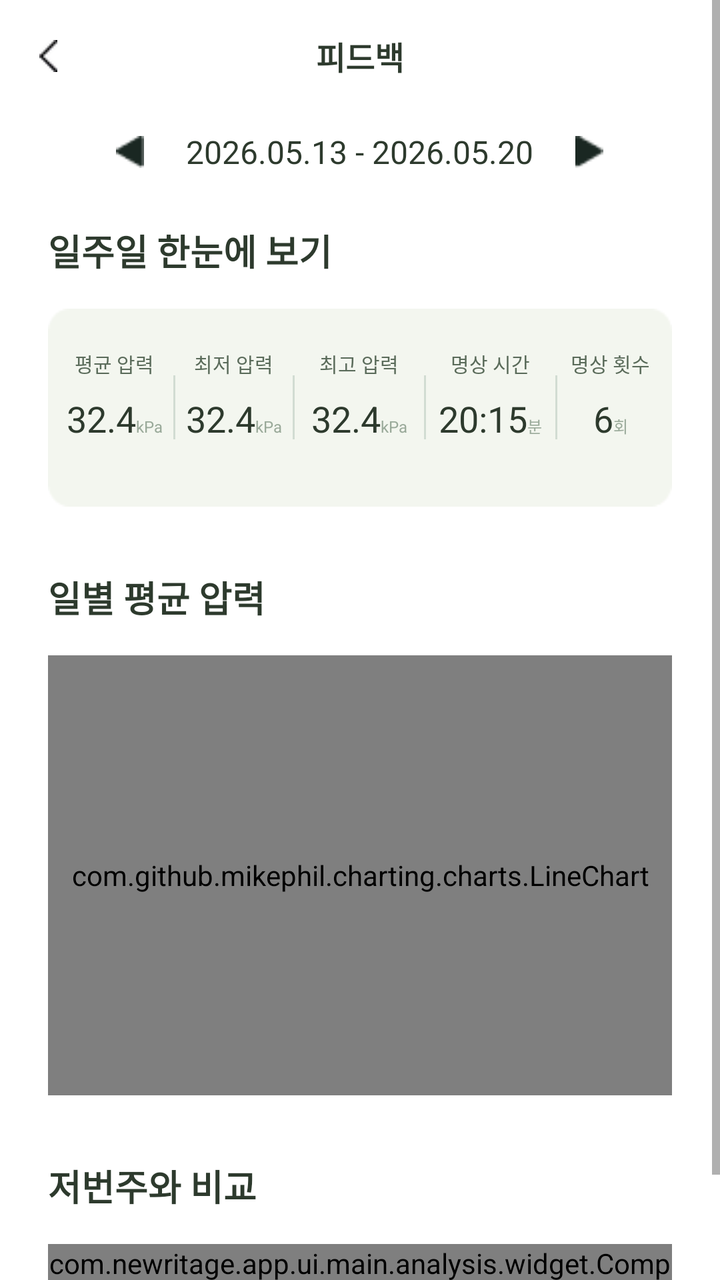
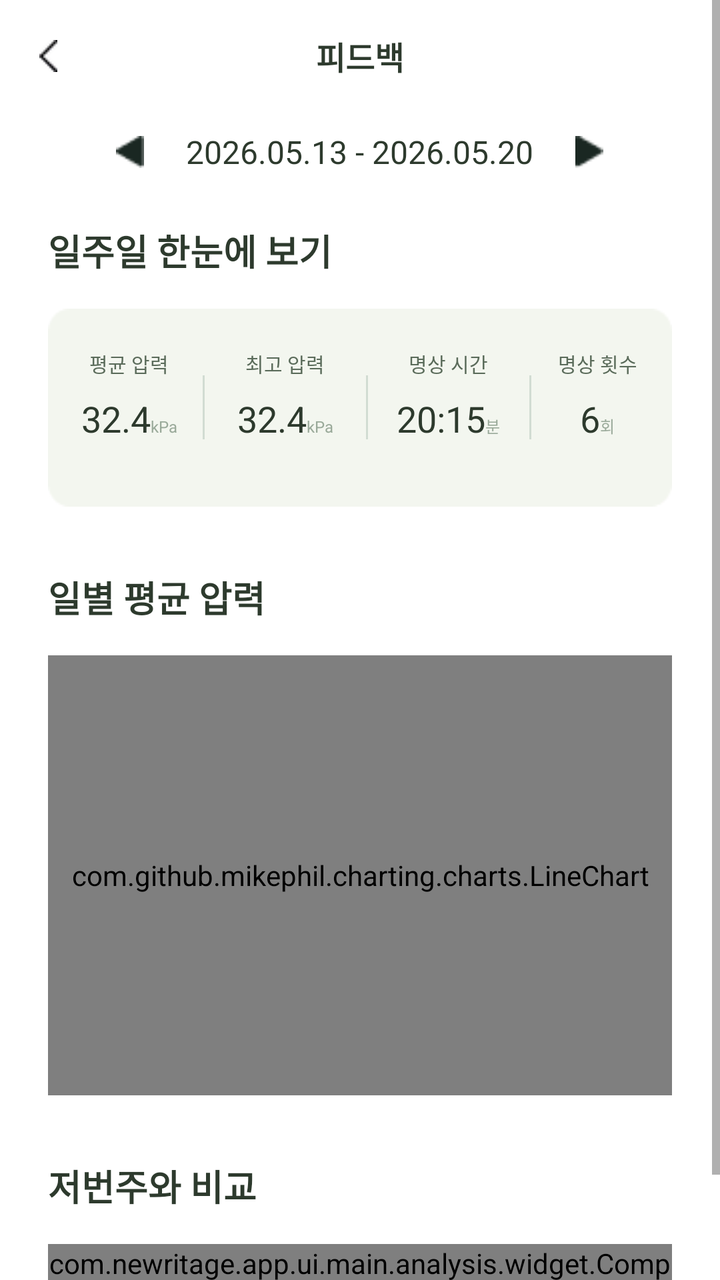

An Android layout rendered at two revisions. The XML below is the earlier revision; the diff shows what the commit changed to produce the second picture.
<!-- AndroidManifest.xml: application theme Theme.NewRitage -->
<!-- res/layout/fragment_weekly_analysis.xml -->
<?xml version="1.0" encoding="utf-8"?>
<ScrollView
    xmlns:android="http://schemas.android.com/apk/res/android"
    xmlns:app="http://schemas.android.com/apk/res-auto"
    android:layout_width="match_parent"
    android:layout_height="match_parent"
    android:background="@color/white">

    <LinearLayout
        android:layout_width="match_parent"
        android:layout_height="wrap_content"
        android:orientation="vertical"
        android:paddingBottom="40dp">

        
        <RelativeLayout
            android:layout_width="match_parent"
            android:layout_height="56dp">

            <ImageView
                android:id="@+id/btnBack"
                android:layout_width="48dp"
                android:layout_height="match_parent"
                android:layout_alignParentStart="true"
                android:scaleType="center"
                android:src="@drawable/back"
                android:contentDescription="뒤로가기" />

            <TextView
                android:layout_width="wrap_content"
                android:layout_height="wrap_content"
                android:layout_centerInParent="true"
                android:text="피드백"
                android:textSize="16sp"
                android:textStyle="bold"
                android:textColor="@color/text_primary" />
        </RelativeLayout>

        
        <LinearLayout
            android:layout_width="match_parent"
            android:layout_height="wrap_content"
            android:orientation="horizontal"
            android:gravity="center"
            android:paddingTop="8dp"
            android:paddingBottom="24dp">

            <ImageView
                android:id="@+id/btnPrevWeek"
                android:src="@drawable/a"
                android:layout_width="24dp"
                android:layout_height="24dp"
                android:padding="4dp"

                android:layout_marginEnd="16dp"/>



            <TextView
                android:id="@+id/tvDateLabel"
                android:layout_width="wrap_content"
                android:layout_height="wrap_content"
                android:text="2026.05.13 - 2026.05.20"
                android:textSize="16sp"
                android:textColor="@color/text_primary" />

            <ImageView
                android:id="@+id/btnNextWeek"
                android:src="@drawable/b"
                android:layout_width="24dp"
                android:layout_height="24dp"
                android:padding="4dp"

                android:layout_marginStart="16dp"/>
        </LinearLayout>

        
        <LinearLayout
            android:layout_width="match_parent"
            android:layout_height="wrap_content"
            android:orientation="vertical"
            android:paddingHorizontal="24dp">

            <TextView
                android:layout_width="match_parent"
                android:layout_height="wrap_content"
                android:text="일주일 한눈에 보기"
                android:textSize="18sp"
                android:textStyle="bold"
                android:textColor="@color/text_primary"
                android:layout_marginBottom="16dp" />

            
            <LinearLayout
                android:layout_width="match_parent"
                android:layout_height="wrap_content"
                android:background="@drawable/acard"
                android:orientation="horizontal"
                android:paddingVertical="20dp"
                android:paddingHorizontal="4dp"
                android:baselineAligned="false">

                
                <LinearLayout
                    android:layout_width="0dp"
                    android:layout_height="wrap_content"
                    android:layout_weight="1"
                    android:orientation="vertical"
                    android:gravity="center">
                    <TextView android:layout_width="wrap_content" android:layout_height="wrap_content"
                        android:text="평균 압력" android:textSize="10sp" android:textColor="@color/text_secondary" android:layout_marginBottom="8dp"/>
                    <LinearLayout android:layout_width="wrap_content" android:layout_height="wrap_content" android:orientation="horizontal" android:gravity="bottom">
                        <TextView android:id="@+id/tvAvgPressure1" android:layout_width="wrap_content" android:layout_height="wrap_content"
                            android:text="32.4" android:textSize="18sp"  android:textColor="@color/text_primary" />
                        <TextView android:layout_width="wrap_content" android:layout_height="wrap_content"
                            android:text="kPa" android:textSize="8sp" android:textColor="@color/text_hint" />
                    </LinearLayout>
                </LinearLayout>

                <View android:layout_width="1dp" android:layout_height="32dp" android:background="#D1DCD2" android:layout_gravity="center_vertical"/>

                
                <LinearLayout
                    android:layout_width="0dp"
                    android:layout_height="wrap_content"
                    android:layout_weight="1"
                    android:orientation="vertical"
                    android:gravity="center">
                    <TextView android:layout_width="wrap_content" android:layout_height="wrap_content"
                        android:text="최저 압력" android:textSize="10sp" android:textColor="@color/text_secondary" android:layout_marginBottom="8dp"/>
                    <LinearLayout android:layout_width="wrap_content" android:layout_height="wrap_content" android:orientation="horizontal" android:gravity="bottom">
                        <TextView android:id="@+id/tvAvgPressure2" android:layout_width="wrap_content" android:layout_height="wrap_content"
                            android:text="32.4" android:textSize="18sp"  android:textColor="@color/text_primary" />
                        <TextView android:layout_width="wrap_content" android:layout_height="wrap_content"
                            android:text="kPa" android:textSize="8sp" android:textColor="@color/text_hint" />
                    </LinearLayout>
                </LinearLayout>

                <View android:layout_width="1dp" android:layout_height="32dp" android:background="#D1DCD2" android:layout_gravity="center_vertical"/>

                
                <LinearLayout
                    android:layout_width="0dp"
                    android:layout_height="wrap_content"
                    android:layout_weight="1.1"
                    android:orientation="vertical"
                    android:gravity="center">
                    <TextView android:layout_width="wrap_content" android:layout_height="wrap_content"
                        android:text="최고 압력" android:textSize="10sp" android:textColor="@color/text_secondary" android:layout_marginBottom="8dp"/>
                    <LinearLayout android:layout_width="wrap_content" android:layout_height="wrap_content" android:orientation="horizontal" android:gravity="bottom">
                        <TextView android:id="@+id/tvAvgPressure3" android:layout_width="wrap_content" android:layout_height="wrap_content"
                            android:text="32.4" android:textSize="18sp"  android:textColor="@color/text_primary" />
                        <TextView android:layout_width="wrap_content" android:layout_height="wrap_content"
                            android:text="kPa" android:textSize="8sp" android:textColor="@color/text_hint" />
                    </LinearLayout>
                </LinearLayout>

                <View android:layout_width="1dp" android:layout_height="32dp" android:background="#D1DCD2" android:layout_gravity="center_vertical"/>

                
                <LinearLayout
                    android:layout_width="0dp"
                    android:layout_height="wrap_content"
                    android:layout_weight="1.1"
                    android:orientation="vertical"
                    android:gravity="center">
                    <TextView android:layout_width="wrap_content" android:layout_height="wrap_content"
                        android:text="명상 시간" android:textSize="10sp" android:textColor="@color/text_secondary" android:layout_marginBottom="8dp"/>
                    <LinearLayout android:layout_width="wrap_content" android:layout_height="wrap_content" android:orientation="horizontal" android:gravity="bottom">
                        <TextView android:id="@+id/tvMedTime" android:layout_width="wrap_content" android:layout_height="wrap_content"
                            android:text="20:15" android:textSize="18sp" android:textColor="@color/text_primary" />
                        <TextView android:layout_width="wrap_content" android:layout_height="wrap_content"
                            android:text="분" android:textSize="8sp" android:textColor="@color/text_hint" />
                    </LinearLayout>
                </LinearLayout>

                <View android:layout_width="1dp" android:layout_height="32dp" android:background="#D1DCD2" android:layout_gravity="center_vertical"/>

                
                <LinearLayout
                    android:layout_width="0dp"
                    android:layout_height="wrap_content"
                    android:layout_weight="0.9"
                    android:orientation="vertical"
                    android:gravity="center">
                    <TextView android:layout_width="wrap_content" android:layout_height="wrap_content"
                        android:text="명상 횟수" android:textSize="10sp" android:textColor="@color/text_secondary" android:layout_marginBottom="8dp"/>
                    <LinearLayout android:layout_width="wrap_content" android:layout_height="wrap_content" android:orientation="horizontal" android:gravity="bottom">
                        <TextView android:id="@+id/tvMedCount" android:layout_width="wrap_content" android:layout_height="wrap_content"
                            android:text="6" android:textSize="18sp" android:textColor="@color/text_primary" />
                        <TextView android:layout_width="wrap_content" android:layout_height="wrap_content"
                            android:text="회" android:textSize="8sp" android:textColor="@color/text_hint" />
                    </LinearLayout>
                </LinearLayout>
            </LinearLayout>
        </LinearLayout>

        
        <LinearLayout
            android:layout_width="match_parent"
            android:layout_height="wrap_content"
            android:orientation="vertical"
            android:paddingHorizontal="24dp"
            android:layout_marginTop="32dp">

            <TextView
                android:layout_width="match_parent"
                android:layout_height="wrap_content"
                android:text="일별 평균 압력"
                android:textSize="18sp"
                android:textStyle="bold"
                android:textColor="@color/text_primary"
                android:layout_marginBottom="16dp" />

            <FrameLayout
                android:layout_width="match_parent"
                android:layout_height="220dp">

                <com.github.mikephil.charting.charts.LineChart
                    android:id="@+id/lineChart"
                    android:layout_width="match_parent"
                    android:layout_height="match_parent" />
            </FrameLayout>
        </LinearLayout>

        
        <LinearLayout
            android:layout_width="match_parent"
            android:layout_height="wrap_content"
            android:orientation="vertical"
            android:paddingHorizontal="24dp"
            android:layout_marginTop="32dp">

            <TextView
                android:layout_width="match_parent"
                android:layout_height="wrap_content"
                android:text="저번주와 비교"
                android:textSize="18sp"
                android:textStyle="bold"
                android:textColor="@color/text_primary"
                android:layout_marginBottom="16dp" />

            <com.newritage.app.ui.main.analysis.widget.ComparisonCardView
                android:id="@+id/comparisonCard"
                android:layout_width="match_parent"
                android:layout_height="wrap_content" />
        </LinearLayout>

    </LinearLayout>
</ScrollView>
<!-- resources referenced by this layout -->
<resources>
  <color name="text_hint">#9AAA9A</color>
  <color name="text_primary">#2D3A2D</color>
  <color name="text_secondary">#5A6B5A</color>
  <color name="white">#FFFFFF</color>
  <!-- drawable a: png bitmap (drawable, 354 bytes) -->
  <!-- drawable acard: png bitmap (drawable, 915 bytes) -->
  <!-- drawable b: png bitmap (drawable, 337 bytes) -->
  <!-- drawable back: png bitmap (drawable, 368 bytes) -->
  <style name="Theme.NewRitage" parent="Theme.MaterialComponents.Light.NoActionBar">
          <item name="colorPrimary">@color/primary</item>
          <item name="colorPrimaryDark">@color/primary_dark</item>
          <item name="colorAccent">@color/primary</item>
          <item name="android:windowBackground">@color/background</item>
          <item name="android:statusBarColor">@color/primary</item>
          <item name="android:fontFamily">sans-serif</item>
      </style>
  <color name="primary">#8B9E7B</color>
  <color name="primary_dark">#6B7E5B</color>
  <color name="background">#FFFFFF</color>
</resources>

<!-- the commit's change to res/layout/fragment_weekly_analysis.xml (unified diff, before → after) -->
@@ -123,25 +123,6 @@
                 <LinearLayout
                     android:layout_width="0dp"
                     android:layout_height="wrap_content"
-                    android:layout_weight="1"
-                    android:orientation="vertical"
-                    android:gravity="center">
-                    <TextView android:layout_width="wrap_content" android:layout_height="wrap_content"
-                        android:text="최저 압력" android:textSize="10sp" android:textColor="@color/text_secondary" android:layout_marginBottom="8dp"/>
-                    <LinearLayout android:layout_width="wrap_content" android:layout_height="wrap_content" android:orientation="horizontal" android:gravity="bottom">
-                        <TextView android:id="@+id/tvAvgPressure2" android:layout_width="wrap_content" android:layout_height="wrap_content"
-                            android:text="32.4" android:textSize="18sp"  android:textColor="@color/text_primary" />
-                        <TextView android:layout_width="wrap_content" android:layout_height="wrap_content"
-                            android:text="kPa" android:textSize="8sp" android:textColor="@color/text_hint" />
-                    </LinearLayout>
-                </LinearLayout>
-
-                <View android:layout_width="1dp" android:layout_height="32dp" android:background="#D1DCD2" android:layout_gravity="center_vertical"/>
-
-                
-                <LinearLayout
-                    android:layout_width="0dp"
-                    android:layout_height="wrap_content"
                     android:layout_weight="1.1"
                     android:orientation="vertical"
                     android:gravity="center">
